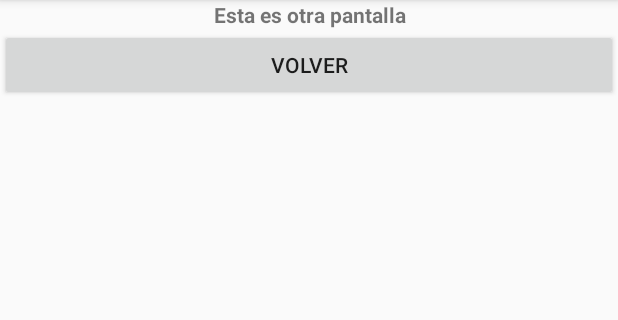
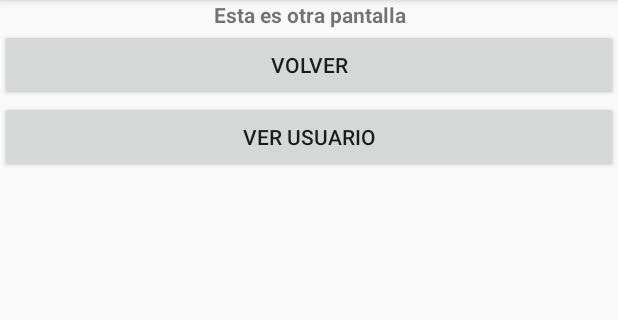
Before and after one commit to HerniiGoH/SendMeal, an Android app: the PantallaUsuario screen opened directly, with no data from a screen before it, on a phone screen of 412 x 824 dp, the part 84-404 px from its top. Run offline under Robolectric (Android 15) with nearby library versions, the phone set to English and light mode, and no system bars.

Commit message:
"Puedo pasar el Usuario a una segunda pantalla."

```diff
--- a/app/src/main/java/isi/dam/sendmeal/Domain/Usuario.java
+++ b/app/src/main/java/isi/dam/sendmeal/Domain/Usuario.java
@@ -60,6 +60,7 @@ public class Usuario implements Parcelable {
         }
         cuentaBancaria = in.readParcelable(CuentaBancaria.class.getClassLoader());
         tarjetaCredito = in.readParcelable(TarjetaCredito.class.getClassLoader());
+        tipoCuenta = TipoCuenta.valueOf(in.readString());
     }
 
     public static final Creator<Usuario> CREATOR = new Creator<Usuario>() {
@@ -207,5 +208,6 @@ public class Usuario implements Parcelable {
         }
         parcel.writeParcelable(cuentaBancaria, i);
         parcel.writeParcelable(tarjetaCredito, i);
+        parcel.writeString(tipoCuenta.name());
     }
 }
--- a/app/src/main/java/isi/dam/sendmeal/PantallaUsuario.java
+++ b/app/src/main/java/isi/dam/sendmeal/PantallaUsuario.java
@@ -16,10 +16,21 @@ public class PantallaUsuario extends AppCompatActivity {
         super.onCreate(savedInstanceState);
         setContentView(R.layout.pantalla_usuario);
         Button btn = findViewById(R.id.button);
+        Button btn2 = findViewById(R.id.Ver);
 
-        Usuario user = getIntent().getParcelableExtra("user");
+        final Usuario user = getIntent().getParcelableExtra("user");
 
-        Toast.makeText(this, user.getNombre(), Toast.LENGTH_SHORT).show();
+        btn2.setOnClickListener(new View.OnClickListener() {
+            @Override
+            public void onClick(View view) {
+                if(user == null){
+                    Toast.makeText(getApplicationContext(), "Error cargando Usuario", Toast.LENGTH_LONG).show();
+                }
+                else{
+                    Toast.makeText(getApplicationContext(), user.toString(), Toast.LENGTH_LONG).show();
+                }
+            }
+        });
 
         btn.setOnClickListener(new View.OnClickListener(){
             @Override
--- a/app/src/main/res/layout/pantalla_usuario.xml
+++ b/app/src/main/res/layout/pantalla_usuario.xml
@@ -20,4 +20,10 @@
         android:layout_width="match_parent"
         android:layout_height="wrap_content"
         android:text="Volver" />
+
+    <Button
+        android:id="@+id/Ver"
+        android:layout_width="match_parent"
+        android:layout_height="wrap_content"
+        android:text="Ver usuario" />
 </LinearLayout>
```
Also changed, not shown: app/src/main/java/isi/dam/sendmeal/Domain/TarjetaCredito.java (+17 -1 lines), app/src/main/java/isi/dam/sendmeal/MainActivity.java (+10 -4 lines).
